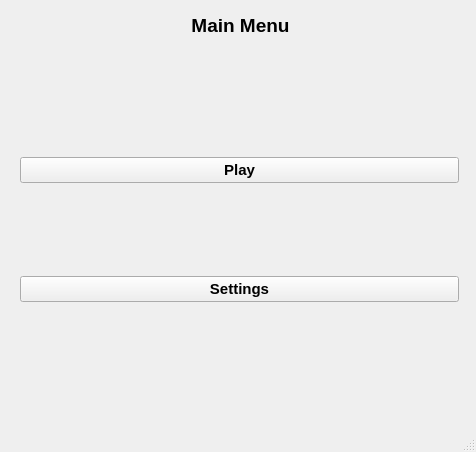
BogdanVeligorskyi/Minesweeper_Qt, file mainwindow.ui: the form before one commit.
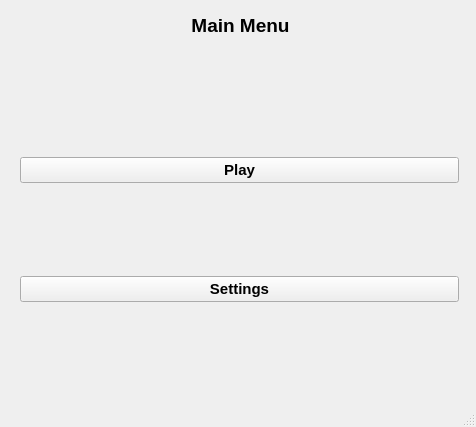
The form after the commit.

Commit message: Settings window can check user input

Diff of the .ui file:
```diff
--- a/mainwindow.ui
+++ b/mainwindow.ui
@@ -7,7 +7,7 @@
     <x>0</x>
     <y>0</y>
     <width>476</width>
-    <height>452</height>
+    <height>427</height>
    </rect>
   </property>
   <property name="windowTitle">
```
The commit also changes 4 other files.
